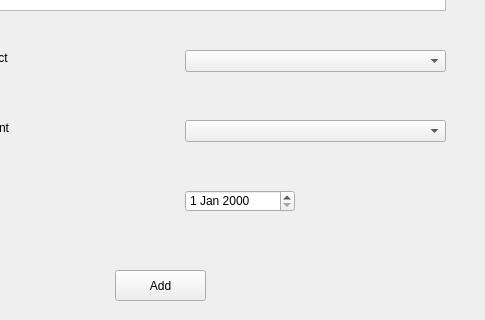
Before: the Qt Designer form view/addpass/pass.ui in Nastya-Dlusskaya/Corse-Work, drawn with Qt 5; both pictures show x 155 to 640 and y 160 to 480 of the 640 by 480 pixel window.
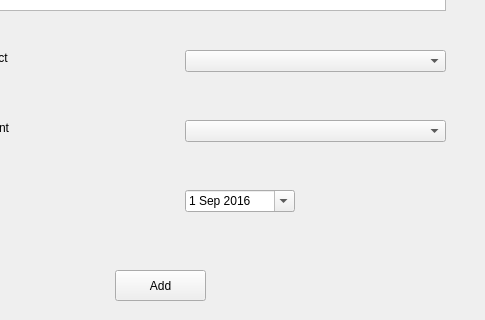
After: the same form once the commit is applied. Icons and pictures are not drawn.

Patch:
```diff
--- a/view/addpass/pass.ui
+++ b/view/addpass/pass.ui
@@ -72,6 +72,16 @@
      <height>22</height>
     </rect>
    </property>
+   <property name="calendarPopup">
+    <bool>true</bool>
+   </property>
+   <property name="date">
+    <date>
+     <year>2016</year>
+     <month>9</month>
+     <day>1</day>
+    </date>
+   </property>
   </widget>
   <widget class="QLabel" name="label_3">
    <property name="geometry">
```
